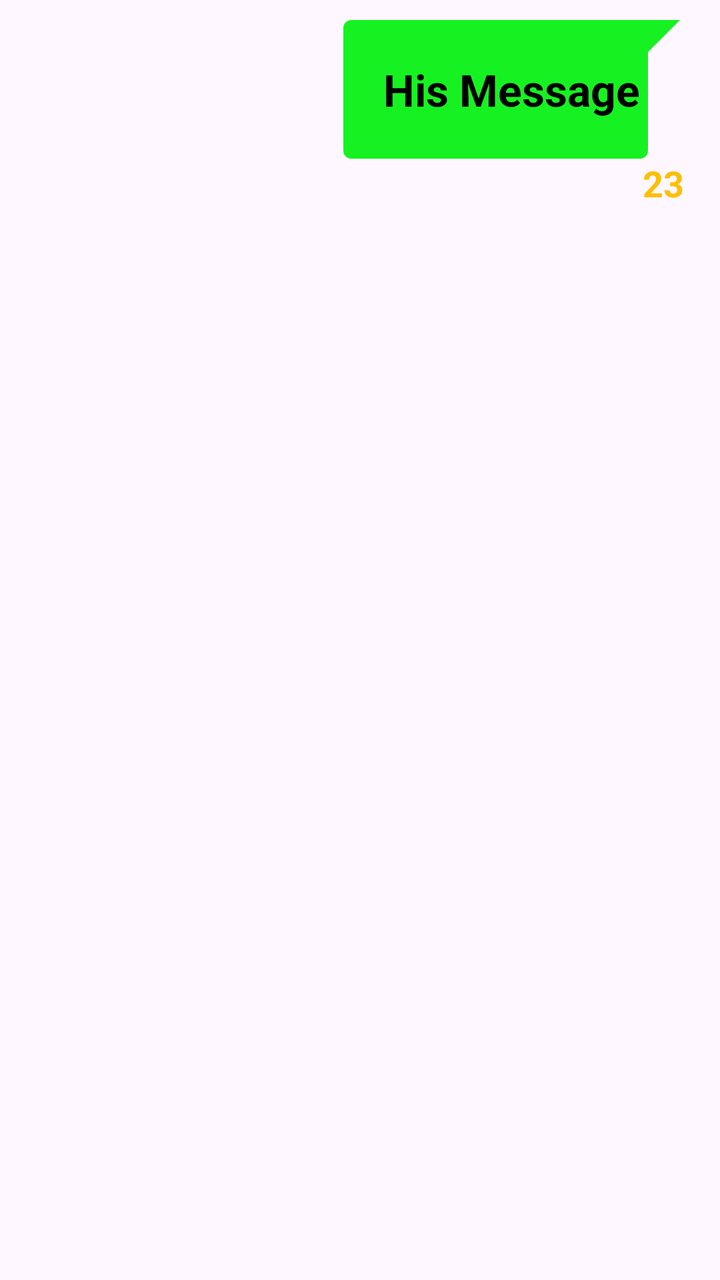
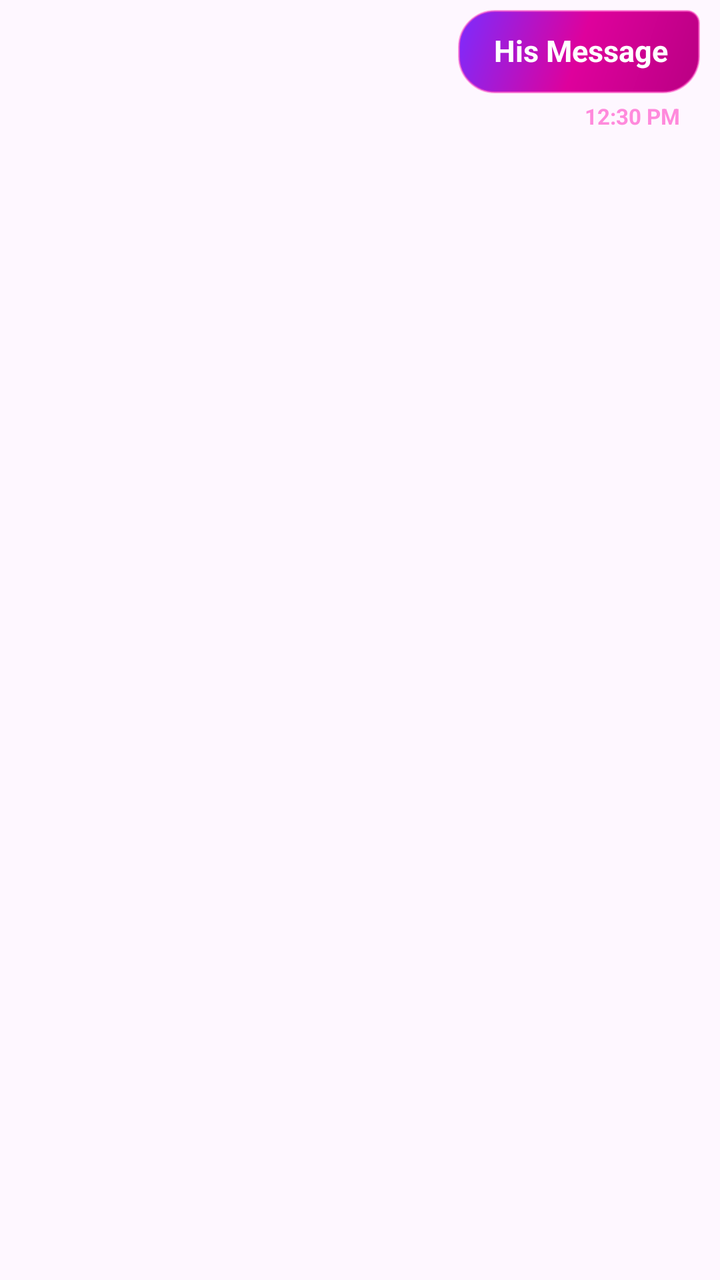

Compare the two renders of this Android layout. The source of the first and the diff that turns it into the second are given below.
<!-- AndroidManifest.xml: application theme Theme.Instagram -->
<!-- res/layout/sender.xml -->
<?xml version="1.0" encoding="utf-8"?>
<LinearLayout
    xmlns:android="http://schemas.android.com/apk/res/android"
    xmlns:app="http://schemas.android.com/apk/res-auto"
    xmlns:tools="http://schemas.android.com/tools"
    android:id="@+id/msglayout"
    android:layout_width="wrap_content"
    android:layout_height="wrap_content"
    android:orientation="vertical"
    android:padding="10dp">

    <RelativeLayout
        android:layout_width="match_parent"
        android:layout_height="wrap_content">

        <TextView
            android:id="@+id/SenderMessage"
            android:layout_width="wrap_content"
            android:layout_height="wrap_content"
            android:background="@drawable/sender_layout"
            android:padding="20dp"
            android:textStyle="bold"
            android:layout_marginEnd="10dp"
            android:text="His Message"
            android:minWidth="100dp"
            android:textColor="@color/black"
            android:textSize="22sp"
            android:layout_alignParentEnd="true"/>
    </RelativeLayout>


    <LinearLayout
        android:layout_width="match_parent"
        android:layout_height="wrap_content"
        android:orientation="horizontal"
        android:gravity="end">

        <TextView
            android:id="@+id/sender_message_Time"
            android:layout_width="wrap_content"
            android:layout_height="wrap_content"
            android:layout_marginEnd="8dp"
            android:text="23"
            android:textColor="#FDBF03"
            android:textStyle="bold"
            android:textSize="18sp" />


    </LinearLayout>
</LinearLayout>
<!-- resources referenced by this layout -->
<resources>
  <color name="black">#FF000000</color>
  <!-- drawable sender_layout (drawable) -->
  <?xml version="1.0" encoding="utf-8"?>
  <layer-list xmlns:android="http://schemas.android.com/apk/res/android">
      <item>
          <rotate
              android:fromDegrees="45"
              android:pivotX="100%"
              android:pivotY="0%"
              android:toDegrees="0" >
              <shape android:shape="rectangle" >
                  <solid android:color="#16f221" />
              </shape>
          </rotate>
      </item>
      <item android:right="16dp">
          <shape android:shape="rectangle" >
              <solid android:color="#16f221" />
              <corners android:radius="4dp" />
          </shape>
      </item>
  </layer-list>
  <style name="Theme.Instagram" parent="Base.Theme.Instagram" />
  <style name="Base.Theme.Instagram" parent="Theme.Material3.DayNight.NoActionBar">
          
          
      </style>
</resources>

<!-- the commit's change to res/layout/sender.xml (unified diff, before → after) -->
@@ -1,50 +1,45 @@
 <?xml version="1.0" encoding="utf-8"?>
-<LinearLayout
-    xmlns:android="http://schemas.android.com/apk/res/android"
-    xmlns:app="http://schemas.android.com/apk/res-auto"
-    xmlns:tools="http://schemas.android.com/tools"
+<LinearLayout xmlns:android="http://schemas.android.com/apk/res/android"
     android:id="@+id/msglayout"
-    android:layout_width="wrap_content"
+    android:layout_width="match_parent"
     android:layout_height="wrap_content"
+    android:gravity="end"
     android:orientation="vertical"
-    android:padding="10dp">
+    android:paddingStart="70dp"
+    android:paddingTop="5dp"
+    android:paddingEnd="10dp"
+    android:paddingBottom="5dp">
 
-    <RelativeLayout
-        android:layout_width="match_parent"
-        android:layout_height="wrap_content">
+    
+    <TextView
+        android:id="@+id/SenderMessage"
+        android:layout_width="wrap_content"
+        android:layout_height="wrap_content"
+        android:background="@drawable/bg_sender_chat_bubble"
+        android:elevation="4dp"
+        android:includeFontPadding="false"
+        android:lineSpacingExtra="3dp"
+        android:maxWidth="280dp"
+        android:minWidth="72dp"
+        android:paddingStart="18dp"
+        android:paddingTop="12dp"
+        android:paddingEnd="16dp"
+        android:paddingBottom="12dp"
+        android:text="His Message"
+        android:textColor="#FFFFFF"
+        android:textSize="15sp"
+        android:textStyle="bold" />
 
-        <TextView
-            android:id="@+id/SenderMessage"
-            android:layout_width="wrap_content"
-            android:layout_height="wrap_content"
-            android:background="@drawable/sender_layout"
-            android:padding="20dp"
-            android:textStyle="bold"
-            android:layout_marginEnd="10dp"
-            android:text="His Message"
-            android:minWidth="100dp"
-            android:textColor="@color/black"
-            android:textSize="22sp"
-            android:layout_alignParentEnd="true"/>
-    </RelativeLayout>
+    
+    <TextView
+        android:id="@+id/sender_message_Time"
+        android:layout_width="wrap_content"
+        android:layout_height="wrap_content"
+        android:layout_marginTop="4dp"
+        android:layout_marginEnd="10dp"
+        android:text="12:30 PM"
+        android:textColor="#FF8ADC"
+        android:textSize="11sp"
+        android:textStyle="bold" />
 
-
-    <LinearLayout
-        android:layout_width="match_parent"
-        android:layout_height="wrap_content"
-        android:orientation="horizontal"
-        android:gravity="end">
-
-        <TextView
-            android:id="@+id/sender_message_Time"
-            android:layout_width="wrap_content"
-            android:layout_height="wrap_content"
-            android:layout_marginEnd="8dp"
-            android:text="23"
-            android:textColor="#FDBF03"
-            android:textStyle="bold"
-            android:textSize="18sp" />
-
-
-    </LinearLayout>
 </LinearLayout>
<!-- resource entries referenced after the edit -->
@@ -1,27 +1,26 @@
 <!-- resources referenced by this layout -->
 <resources>
-  <color name="black">#FF000000</color>
-  <!-- drawable sender_layout (drawable) -->
+  <!-- drawable bg_sender_chat_bubble (drawable) -->
   <?xml version="1.0" encoding="utf-8"?>
-  <layer-list xmlns:android="http://schemas.android.com/apk/res/android">
-      <item>
-          <rotate
-              android:fromDegrees="45"
-              android:pivotX="100%"
-              android:pivotY="0%"
-              android:toDegrees="0" >
-              <shape android:shape="rectangle" >
-                  <solid android:color="#16f221" />
-              </shape>
-          </rotate>
-      </item>
-      <item android:right="16dp">
-          <shape android:shape="rectangle" >
-              <solid android:color="#16f221" />
-              <corners android:radius="4dp" />
-          </shape>
-      </item>
-  </layer-list>
+  <shape xmlns:android="http://schemas.android.com/apk/res/android">
+  
+      <gradient
+          android:angle="135"
+          android:startColor="#B90083"
+          android:centerColor="#DE019C"
+          android:endColor="#7B2CFF" />
+  
+      <corners
+          android:topLeftRadius="18dp"
+          android:topRightRadius="6dp"
+          android:bottomLeftRadius="18dp"
+          android:bottomRightRadius="18dp" />
+  
+      <stroke
+          android:width="1dp"
+          android:color="#88FF4FC3" />
+  
+  </shape>
   <style name="Theme.Instagram" parent="Base.Theme.Instagram" />
   <style name="Base.Theme.Instagram" parent="Theme.Material3.DayNight.NoActionBar">
           
